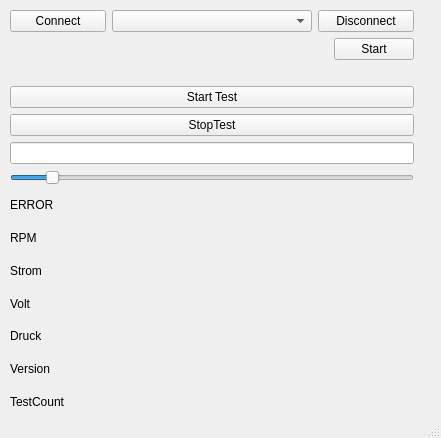
Above: src/mainwindow.ui from pfostenberg/QtSeplosBms2Mqtt before the change. Below: the same form after it.
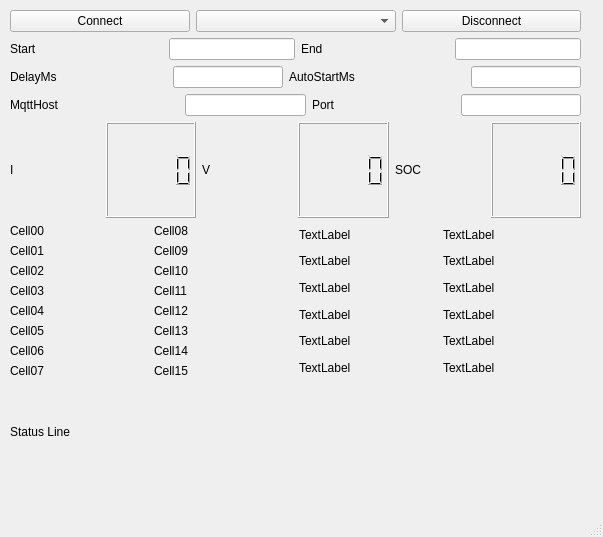
That is the form after the change.

Diff of the .ui file:
```diff
--- a/src/mainwindow.ui
+++ b/src/mainwindow.ui
@@ -6,8 +6,8 @@
    <rect>
     <x>0</x>
     <y>0</y>
-    <width>441</width>
-    <height>438</height>
+    <width>603</width>
+    <height>537</height>
    </rect>
   </property>
   <property name="windowTitle">
@@ -19,8 +19,8 @@
      <rect>
       <x>10</x>
       <y>10</y>
-      <width>404</width>
-      <height>438</height>
+      <width>571</width>
+      <height>470</height>
      </rect>
     </property>
     <layout class="QVBoxLayout" name="verticalLayout">
@@ -53,37 +53,14 @@
       </layout>
      </item>
      <item>
-      <layout class="QHBoxLayout" name="horizontalLayout_2"/>
-     </item>
-     <item>
-      <layout class="QHBoxLayout" name="horizontalLayout_3"/>
-     </item>
-     <item>
-      <layout class="QHBoxLayout" name="horizontalLayout_4">
+      <layout class="QHBoxLayout" name="horizontalLayout_3">
        <item>
-        <spacer name="horizontalSpacer">
-         <property name="orientation">
-          <enum>Qt::Horizontal</enum>
-         </property>
-         <property name="sizeHint" stdset="0">
-          <size>
-           <width>40</width>
-           <height>20</height>
-          </size>
-         </property>
-        </spacer>
-       </item>
-       <item>
-        <widget class="QPushButton" name="pb_Start">
+        <widget class="QLabel" name="label">
          <property name="text">
           <string>Start</string>
          </property>
         </widget>
        </item>
-      </layout>
-     </item>
-     <item>
-      <layout class="QHBoxLayout" name="horizontalLayout_5">
        <item>
         <spacer name="horizontalSpacer_2">
          <property name="orientation">
@@ -97,95 +74,387 @@
          </property>
         </spacer>
        </item>
+       <item>
+        <widget class="QLineEdit" name="le_Start"/>
+       </item>
+       <item>
+        <widget class="QLabel" name="label_2">
+         <property name="text">
+          <string>End</string>
+         </property>
+        </widget>
+       </item>
+       <item>
+        <spacer name="horizontalSpacer">
+         <property name="orientation">
+          <enum>Qt::Horizontal</enum>
+         </property>
+         <property name="sizeHint" stdset="0">
+          <size>
+           <width>40</width>
+           <height>20</height>
+          </size>
+         </property>
+        </spacer>
+       </item>
+       <item>
+        <widget class="QLineEdit" name="le_End"/>
+       </item>
       </layout>
      </item>
      <item>
-      <widget class="QPushButton" name="pb_test">
-       <property name="text">
-        <string>Start Test</string>
-       </property>
-      </widget>
+      <layout class="QHBoxLayout" name="horizontalLayout_4">
+       <item>
+        <widget class="QLabel" name="label_3">
+         <property name="text">
+          <string>DelayMs</string>
+         </property>
+        </widget>
+       </item>
+       <item>
+        <spacer name="horizontalSpacer_3">
+         <property name="orientation">
+          <enum>Qt::Horizontal</enum>
+         </property>
+         <property name="sizeHint" stdset="0">
+          <size>
+           <width>40</width>
+           <height>20</height>
+          </size>
+         </property>
+        </spacer>
+       </item>
+       <item>
+        <widget class="QLineEdit" name="le_DelayMs"/>
+       </item>
+       <item>
+        <widget class="QLabel" name="label_5">
+         <property name="text">
+          <string>AutoStartMs</string>
+         </property>
+        </widget>
+       </item>
+       <item>
+        <spacer name="horizontalSpacer_4">
+         <property name="orientation">
+          <enum>Qt::Horizontal</enum>
+         </property>
+         <property name="sizeHint" stdset="0">
+          <size>
+           <width>40</width>
+           <height>20</height>
+          </size>
+         </property>
+        </spacer>
+       </item>
+       <item>
+        <widget class="QLineEdit" name="le_Autostart"/>
+       </item>
+      </layout>
      </item>
      <item>
-      <widget class="QPushButton" name="pb_Stop">
-       <property name="text">
-        <string>StopTest</string>
-       </property>
-      </widget>
+      <layout class="QHBoxLayout" name="horizontalLayout_5">
+       <item>
+        <widget class="QLabel" name="label_6">
+         <property name="text">
+          <string>MqttHost</string>
+         </property>
+        </widget>
+       </item>
+       <item>
+        <spacer name="horizontalSpacer_5">
+         <property name="orientation">
+          <enum>Qt::Horizontal</enum>
+         </property>
+         <property name="sizeHint" stdset="0">
+          <size>
+           <width>40</width>
+           <height>20</height>
+          </size>
+         </property>
+        </spacer>
+       </item>
+       <item>
+        <widget class="QLineEdit" name="le_MqttHost"/>
+       </item>
+       <item>
+        <widget class="QLabel" name="label_4">
+         <property name="text">
+          <string>Port</string>
+         </property>
+        </widget>
+       </item>
+       <item>
+        <spacer name="horizontalSpacer_6">
+         <property name="orientation">
+          <enum>Qt::Horizontal</enum>
+         </property>
+         <property name="sizeHint" stdset="0">
+          <size>
+           <width>40</width>
+           <height>20</height>
+          </size>
+         </property>
+        </spacer>
+       </item>
+       <item>
+        <widget class="QLineEdit" name="le_MqttPort"/>
+       </item>
+      </layout>
      </item>
      <item>
-      <widget class="QLineEdit" name="le_Rpm"/>
+      <layout class="QHBoxLayout" name="horizontalLayout_7">
+       <item>
+        <layout class="QHBoxLayout" name="horizontalLayout_8">
+         <item>
+          <widget class="QLabel" name="label_13">
+           <property name="text">
+            <string>I</string>
+           </property>
+          </widget>
+         </item>
+         <item>
+          <widget class="QLCDNumber" name="lcd_I"/>
+         </item>
+         <item>
+          <widget class="QLabel" name="label_14">
+           <property name="text">
+            <string>V</string>
+           </property>
+          </widget>
+         </item>
+         <item>
+          <widget class="QLCDNumber" name="lcd_V"/>
+         </item>
+         <item>
+          <widget class="QLabel" name="label_15">
+           <property name="text">
+            <string>SOC</string>
+           </property>
+          </widget>
+         </item>
+         <item>
+          <widget class="QLCDNumber" name="lcd_SOC"/>
+         </item>
+        </layout>
+       </item>
+      </layout>
      </item>
      <item>
-      <widget class="QSlider" name="sliderRPM">
-       <property name="minimum">
-        <number>3000</number>
-       </property>
-       <property name="maximum">
-        <number>36000</number>
-       </property>
-       <property name="singleStep">
-        <number>1000</number>
-       </property>
-       <property name="pageStep">
-        <number>5000</number>
-       </property>
-       <property name="value">
-        <number>6004</number>
-       </property>
-       <property name="orientation">
-        <enum>Qt::Horizontal</enum>
-       </property>
-      </widget>
-     </item>
-     <item>
-      <widget class="QLabel" name="l_Error">
-       <property name="text">
-        <string>ERROR</string>
-       </property>
-      </widget>
-     </item>
-     <item>
-      <widget class="QLabel" name="l_Rpm">
-       <property name="text">
-        <string>RPM</string>
-       </property>
-      </widget>
-     </item>
-     <item>
-      <widget class="QLabel" name="l_Strom">
-       <property name="text">
-        <string>Strom</string>
-       </property>
-      </widget>
-     </item>
-     <item>
-      <widget class="QLabel" name="l_Volt">
-       <property name="text">
-        <string>Volt</string>
-       </property>
-      </widget>
-     </item>
-     <item>
-      <widget class="QLabel" name="l_Druck">
-       <property name="text">
-        <string>Druck</string>
-       </property>
-      </widget>
-     </item>
-     <item>
-      <widget class="QLabel" name="l_Version">
-       <property name="text">
-        <string>Version</string>
-       </property>
-      </widget>
-     </item>
-     <item>
-      <widget class="QLabel" name="l_Tc">
-       <property name="text">
-        <string>TestCount</string>
-       </property>
-      </widget>
+      <layout class="QHBoxLayout" name="horizontalLayout_2">
+       <item>
+        <layout class="QVBoxLayout" name="verticalLayout_2">
+         <item>
+          <widget class="QLabel" name="l_C01">
+           <property name="text">
+            <string>Cell00</string>
+           </property>
+          </widget>
+         </item>
+         <item>
+          <widget class="QLabel" name="l_C02">
+           <property name="text">
+            <string>Cell01</string>
+           </property>
+          </widget>
+         </item>
+         <item>
+          <widget class="QLabel" name="l_C03">
+           <property name="text">
+            <string>Cell02</string>
+           </property>
+          </widget>
+         </item>
+         <item>
+          <widget class="QLabel" name="l_C04">
+           <property name="text">
+            <string>Cell03</string>
+           </property>
+          </widget>
+         </item>
+         <item>
+          <widget class="QLabel" name="l_C05">
+           <property name="text">
+            <string>Cell04</string>
+           </property>
+          </widget>
+         </item>
+         <item>
+          <widget class="QLabel" name="l_C06">
+           <property name="text">
+            <string>Cell05</string>
+           </property>
+          </widget>
+         </item>
+         <item>
+          <widget class="QLabel" name="l_C07">
+           <property name="text">
+            <string>Cell06</string>
+           </property>
+          </widget>
+         </item>
+         <item>
+          <widget class="QLabel" name="l_C08">
+           <property name="text">
+            <string>Cell07</string>
+           </property>
+          </widget>
+         </item>
+        </layout>
+       </item>
+       <item>
+        <layout class="QVBoxLayout" name="verticalLayout_3">
+         <item>
+          <widget class="QLabel" name="l_C09">
+           <property name="text">
+            <string>Cell08</string>
+           </property>
+          </widget>
+         </item>
+         <item>
+          <widget class="QLabel" name="l_C10">
+           <property name="text">
+            <string>Cell09</string>
+           </property>
+          </widget>
+         </item>
+         <item>
+          <widget class="QLabel" name="l_C11">
+           <property name="text">
+            <string>Cell10</string>
+           </property>
+          </widget>
+         </item>
+         <item>
+          <widget class="QLabel" name="l_C12">
+           <property name="text">
+            <string>Cell11</string>
+           </property>
+          </widget>
+         </item>
+         <item>
+          <widget class="QLabel" name="l_C13">
+           <property name="text">
+            <string>Cell12</string>
+           </property>
+          </widget>
+         </item>
+         <item>
+          <widget class="QLabel" name="l_C14">
+           <property name="text">
+            <string>Cell13</string>
+           </property>
+          </widget>
+         </item>
+         <item>
+          <widget class="QLabel" name="l_C15">
+           <property name="text">
+            <string>Cell14</string>
+           </property>
+          </widget>
+         </item>
+         <item>
+          <widget class="QLabel" name="l_C16">
+           <property name="text">
+            <string>Cell15</string>
+           </property>
+          </widget>
+         </item>
+        </layout>
+       </item>
+       <item>
+        <layout class="QVBoxLayout" name="verticalLayout_4">
+         <item>
+          <widget class="QLabel" name="l_T01">
+           <property name="text">
+            <string>TextLabel</string>
+           </property>
+          </widget>
+         </item>
+         <item>
+          <widget class="QLabel" name="l_T02">
+           <property name="text">
+            <string>TextLabel</string>
+           </property>
+          </widget>
+         </item>
+         <item>
+          <widget class="QLabel" name="l_T03">
+           <property name="text">
+            <string>TextLabel</string>
+           </property>
+          </widget>
+         </item>
+         <item>
+          <widget class="QLabel" name="l_T04">
+           <property name="text">
+            <string>TextLabel</string>
+           </property>
+          </widget>
+         </item>
+         <item>
+          <widget class="QLabel" name="l_T05">
+           <property name="text">
+            <string>TextLabel</string>
+           </property>
+          </widget>
+         </item>
+         <item>
+          <widget class="QLabel" name="l_T06">
+           <property name="text">
+            <string>TextLabel</string>
+           </property>
+          </widget>
+         </item>
+        </layout>
+       </item>
+       <item>
+        <layout class="QVBoxLayout" name="verticalLayout_5">
+         <item>
+          <widget class="QLabel" name="l_ahmax">
+           <property name="text">
+            <string>TextLabel</string>
+           </property>
+          </widget>
+         </item>
+         <item>
+          <widget class="QLabel" name="l_ahact">
+           <property name="text">
+            <string>TextLabel</string>
+           </property>
+          </widget>
+         </item>
+         <item>
+          <widget class="QLabel" name="l_rcap">
+           <property name="text">
+            <string>TextLabel</string>
+           </property>
+          </widget>
+         </item>
+         <item>
+          <widget class="QLabel" name="l_cycle">
+           <property name="text">
+            <string>TextLabel</string>
+           </property>
+          </widget>
+         </item>
+         <item>
+          <widget class="QLabel" name="l_soh">
+           <property name="text">
+            <string>TextLabel</string>
+           </property>
+          </widget>
+         </item>
+         <item>
+          <widget class="QLabel" name="l_pvolt">
+           <property name="text">
+            <string>TextLabel</string>
+           </property>
+          </widget>
+         </item>
+        </layout>
+       </item>
+      </layout>
      </item>
      <item>
       <layout class="QHBoxLayout" name="horizontalLayout_6">
```
Left out of the diff: 6 changed lines with no effect on the pictures.
